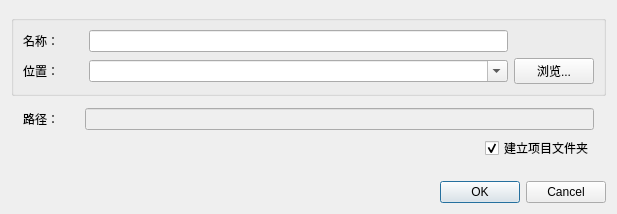
The window that DrillGIFActionSequenceEditor/Source/ProjectModule/data/w_ProjectCreate.ui (DrillUp/DrillGIFActionSequenceEditor) describes before a commit, drawn with Qt 5.
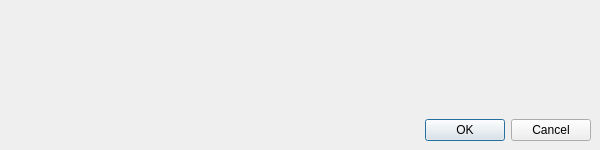
The same window after the commit.

What changed in the file:
```diff
--- a/DrillGIFActionSequenceEditor/Source/ProjectModule/data/w_ProjectCreate.ui
+++ b/DrillGIFActionSequenceEditor/Source/ProjectModule/data/w_ProjectCreate.ui
@@ -6,8 +6,8 @@
    <rect>
     <x>0</x>
     <y>0</y>
-    <width>617</width>
-    <height>214</height>
+    <width>600</width>
+    <height>150</height>
    </rect>
   </property>
   <property name="windowTitle">
@@ -16,112 +16,39 @@
   <property name="modal">
    <bool>false</bool>
   </property>
-  <layout class="QVBoxLayout" name="verticalLayout">
-   <property name="topMargin">
-    <number>15</number>
+  <layout class="QVBoxLayout" name="verticalLayout" stretch="1,0">
+   <property name="spacing">
+    <number>0</number>
    </property>
-   <item>
-    <widget class="QGroupBox" name="groupBox">
-     <property name="title">
-      <string/>
-     </property>
-     <layout class="QGridLayout" name="gridLayout" columnstretch="1,7,1">
-      <item row="0" column="0">
-       <widget class="QLabel" name="label">
-        <property name="text">
-         <string>名称：</string>
-        </property>
-       </widget>
-      </item>
-      <item row="0" column="1">
-       <widget class="QLineEdit" name="lineEdit_name"/>
-      </item>
-      <item row="1" column="0">
-       <widget class="QLabel" name="label_2">
-        <property name="text">
-         <string>位置：</string>
-        </property>
-       </widget>
-      </item>
-      <item row="1" column="1">
-       <widget class="QComboBox" name="comboBox_path">
-        <property name="editable">
-         <bool>true</bool>
-        </property>
-       </widget>
-      </item>
-      <item row="1" column="2">
-       <widget class="QPushButton" name="pushButton">
-        <property name="text">
-         <string>浏览...</string>
-        </property>
-       </widget>
-      </item>
-     </layout>
-    </widget>
-   </item>
+   <property name="leftMargin">
+    <number>4</number>
+   </property>
+   <property name="topMargin">
+    <number>4</number>
+   </property>
+   <property name="rightMargin">
+    <number>4</number>
+   </property>
+   <property name="bottomMargin">
+    <number>4</number>
+   </property>
+   <item>
+    <widget class="QWidget" name="widget" native="true"/>
+   </item>
    <item>
-    <widget class="QWidget" name="widget" native="true">
-     <layout class="QGridLayout" name="gridLayout_2" columnstretch="1,7,1">
+    <layout class="QHBoxLayout" name="horizontalLayout">
       <property name="leftMargin">
-       <number>12</number>
+      <number>5</number>
       </property>
       <property name="topMargin">
-       <number>6</number>
+      <number>5</number>
       </property>
       <property name="rightMargin">
-       <number>12</number>
+      <number>5</number>
       </property>
       <property name="bottomMargin">
-       <number>6</number>
-      </property>
-      <item row="0" column="0">
-       <widget class="QLabel" name="label_4">
-        <property name="text">
-         <string>路径：</string>
-        </property>
-       </widget>
-      </item>
-      <item row="0" column="1" colspan="2">
-       <widget class="QLineEdit" name="lineEdit_outPut">
-        <property name="enabled">
-         <bool>false</bool>
-        </property>
-       </widget>
-      </item>
-      <item row="1" column="1">
-       <widget class="QWidget" name="widget_2" native="true"/>
-      </item>
-      <item row="1" column="2">
-       <widget class="QCheckBox" name="checkBox">
-        <property name="text">
-         <string>建立项目文件夹</string>
-        </property>
-        <property name="checked">
-         <bool>true</bool>
-        </property>
-       </widget>
-      </item>
-     </layout>
-     <zorder>lineEdit_outPut</zorder>
-     <zorder>label_4</zorder>
-     <zorder>checkBox</zorder>
-     <zorder>widget_2</zorder>
-    </widget>
-   </item>
-   <item>
-    <spacer name="verticalSpacer">
-     <property name="orientation">
-      <enum>Qt::Vertical</enum>
-     </property>
-     <property name="sizeHint" stdset="0">
-      <size>
-       <width>20</width>
-       <height>40</height>
-      </size>
-     </property>
-    </spacer>
-   </item>
+      <number>5</number>
+     </property>
    <item>
     <widget class="QDialogButtonBox" name="buttonBox">
      <property name="orientation">
@@ -134,6 +61,8 @@
       <bool>false</bool>
      </property>
     </widget>
+     </item>
+    </layout>
    </item>
   </layout>
  </widget>
```
Lines whose indentation alone changed are shown as unchanged.
